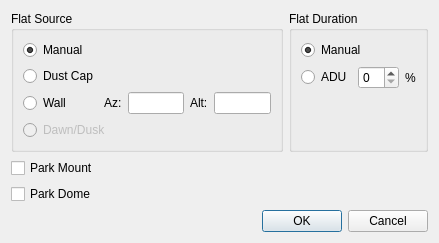
This is kstars/ekos/calibrationoptions.ui in KDE/kstars as Qt 5 draws it before an edit. The edited form follows.
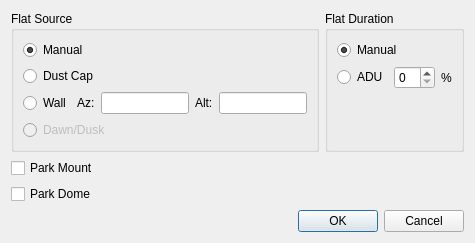
This is the edited form. Custom widgets are drawn as their Qt base class.

Commit message: Adding support to slewing to wall with light box panel for flat field frames

Diff of the .ui file:
```diff
--- a/kstars/ekos/calibrationoptions.ui
+++ b/kstars/ekos/calibrationoptions.ui
@@ -6,8 +6,8 @@
    <rect>
     <x>0</x>
     <y>0</y>
-    <width>439</width>
-    <height>213</height>
+    <width>475</width>
+    <height>241</height>
    </rect>
   </property>
   <property name="windowTitle">
@@ -24,39 +24,21 @@
        <property name="title">
         <string>Flat Source</string>
        </property>
-       <layout class="QGridLayout" name="gridLayout">
-        <item row="2" column="1">
-         <widget class="QLabel" name="label">
-          <property name="text">
-           <string>Az:</string>
-          </property>
-         </widget>
-        </item>
-        <item row="2" column="4">
-         <widget class="dmsBox" name="altBox">
+       <layout class="QVBoxLayout" name="verticalLayout">
+        <item>
+         <widget class="QRadioButton" name="manualSourceC">
           <property name="toolTip">
            <string/>
           </property>
-         </widget>
-        </item>
-        <item row="2" column="3">
-         <widget class="QLabel" name="label_2">
           <property name="text">
-           <string>Alt:</string>
+           <string>Manual</string>
           </property>
-         </widget>
-        </item>
-        <item row="2" column="0">
-         <widget class="QRadioButton" name="wallSourceC">
-          <property name="toolTip">
-           <string>Slew mount to the specified Azimuth/Altitude coordinates before taking flat field images</string>
+          <property name="checked">
+           <bool>true</bool>
           </property>
-          <property name="text">
-           <string>Wall</string>
-          </property>
          </widget>
         </item>
-        <item row="1" column="0">
+        <item>
          <widget class="QRadioButton" name="deviceSourceC">
           <property name="toolTip">
            <string>Light source provided by controllable electronic device</string>
@@ -66,7 +48,49 @@
           </property>
          </widget>
         </item>
-        <item row="3" column="0" colspan="2">
+        <item>
+         <layout class="QHBoxLayout" name="horizontalLayout">
+          <item>
+           <widget class="QRadioButton" name="wallSourceC">
+            <property name="toolTip">
+             <string>Slew mount to the specified Azimuth/Altitude coordinates before taking flat field images</string>
+            </property>
+            <property name="text">
+             <string>Wall</string>
+            </property>
+           </widget>
+          </item>
+          <item>
+           <widget class="QLabel" name="label">
+            <property name="text">
+             <string>Az:</string>
+            </property>
+           </widget>
+          </item>
+          <item>
+           <widget class="dmsBox" name="azBox">
+            <property name="toolTip">
+             <string/>
+            </property>
+           </widget>
+          </item>
+          <item>
+           <widget class="QLabel" name="label_2">
+            <property name="text">
+             <string>Alt:</string>
+            </property>
+           </widget>
+          </item>
+          <item>
+           <widget class="dmsBox" name="altBox">
+            <property name="toolTip">
+             <string/>
+            </property>
+           </widget>
+          </item>
+         </layout>
+        </item>
+        <item>
          <widget class="QRadioButton" name="dawnDuskFlatsC">
           <property name="enabled">
            <bool>false</bool>
@@ -79,27 +103,7 @@
           </property>
          </widget>
         </item>
-        <item row="2" column="2">
-         <widget class="dmsBox" name="azBox">
-          <property name="toolTip">
-           <string/>
-          </property>
-         </widget>
-        </item>
-        <item row="0" column="0">
-         <widget class="QRadioButton" name="manualSourceC">
-          <property name="toolTip">
-           <string>Light source triggered by the user manually</string>
-          </property>
-          <property name="text">
-           <string>Manual</string>
-          </property>
-          <property name="checked">
-           <bool>true</bool>
-          </property>
-         </widget>
-        </item>
-        <item row="4" column="0">
+        <item>
          <spacer name="verticalSpacer_2">
           <property name="orientation">
            <enum>Qt::Vertical</enum>
```
Left out of the diff: 2 changed lines with no effect on the pictures. The commit also changes 1 other file.
